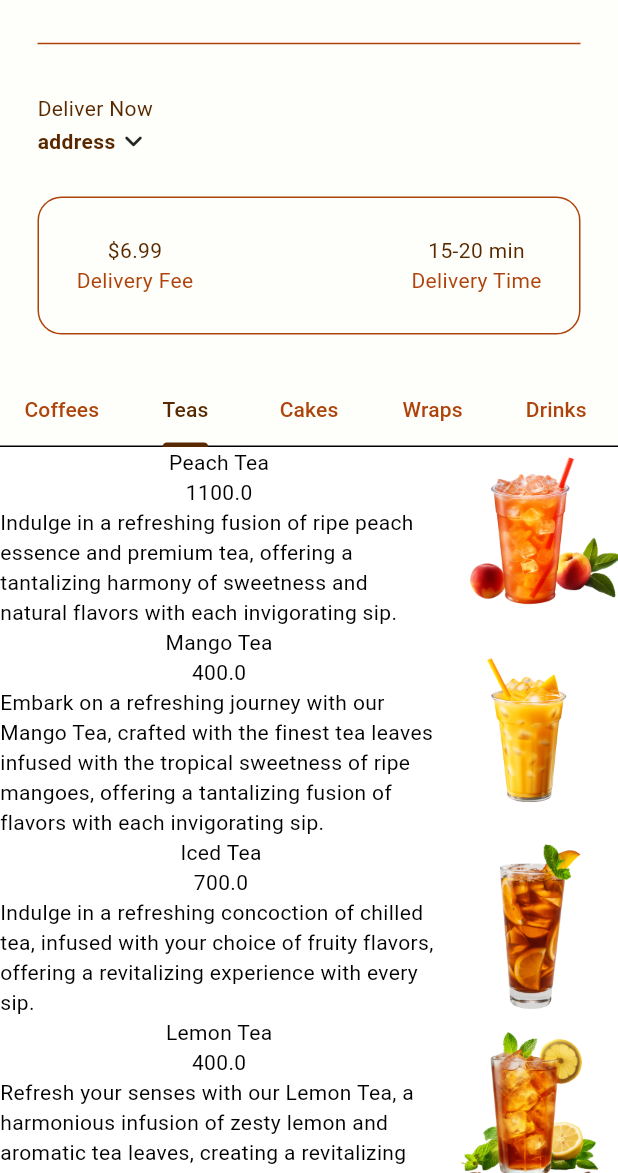
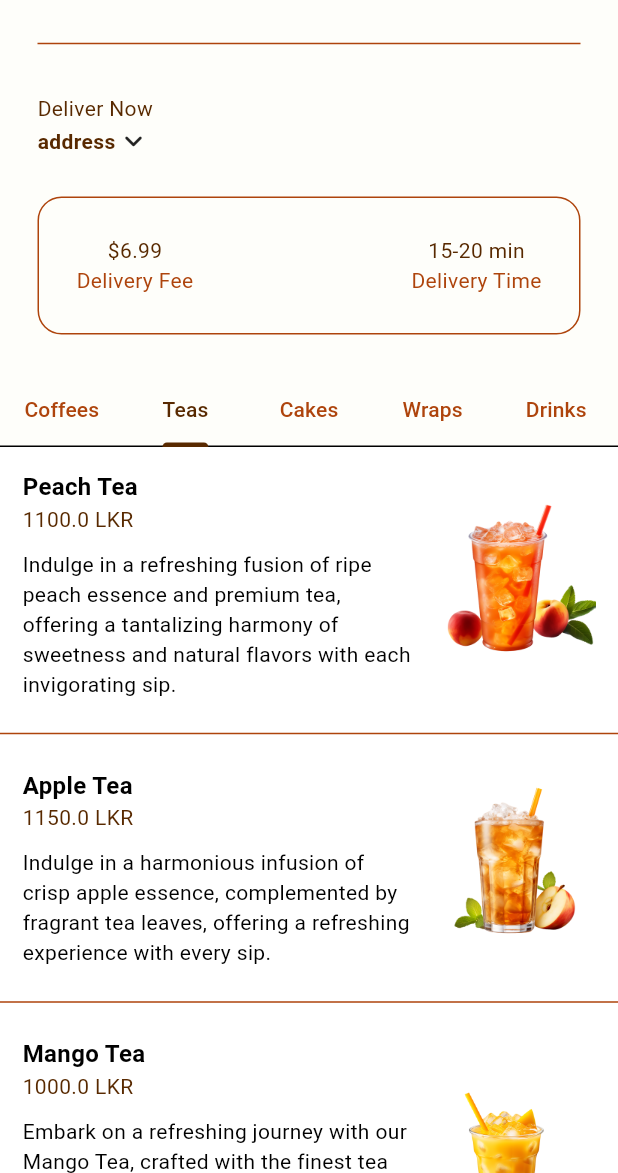
Before and after one commit to Rizz-33/Blend-Bristo, a Flutter app: the HomePage screen opened directly, tab 2 chosen, on a phone screen of 412 x 824 dp, the part 63-1236 px from its top. Run offline on Flutter 3.47's test engine with Material 3 defaults, Android fonts, the phone set to English and light mode, and no system bars.

Commit message:
refactor: restaurant model

```diff
--- a/lib/components/foodtile.dart
+++ b/lib/components/foodtile.dart
@@ -13,13 +13,23 @@ class MyFoodTile extends StatelessWidget {
       children: [
         GestureDetector(
           onTap: onTap,
+          child: Padding(
+            padding: const EdgeInsets.all(15.0),
             child: Row(
               children: [
                 Expanded(
                   child: Column(
+                    crossAxisAlignment: CrossAxisAlignment.start,
                     children: [
-                    Text(food.name),
-                    Text(food.price.toString()),
+                      Text(
+                        food.name,
+                        style: TextStyle(fontWeight: FontWeight.bold, fontSize: 16),
+                      ),
+                      Text(
+                        food.price.toString()+" LKR",
+                        style: TextStyle(color: Theme.of(context).colorScheme.primary),
+                      ),
+                      SizedBox(height: 10,),
                       Text(food.description),
                     ],
                   )
@@ -30,7 +40,9 @@ class MyFoodTile extends StatelessWidget {
                 ),
               ],
             ),
-        )
+          ),
+        ),
+        Divider(color: Theme.of(context).colorScheme.tertiary,)
       ],
     );
   }
--- a/lib/models/restaurant.dart
+++ b/lib/models/restaurant.dart
@@ -80,10 +80,22 @@ class Restaurant extends ChangeNotifier{
       ]
     ),
     Food(
+      name: "Apple Tea",
+      description: "Indulge in a harmonious infusion of crisp apple essence, complemented by fragrant tea leaves, offering a refreshing experience with every sip.",
+      imagePath: "lib/images/tea/Apple Tea.png",
+      price: 1150,
+      category: FoodCategory.Teas,
+      availableAddon: [
+        Addon(name: "Cinnamon Stick", price: 80),
+        Addon(name: "Honey Drizzle", price: 150),
+        Addon(name: "Lemon Slice", price: 100)
+      ]
+    ),
+    Food(
       name: "Mango Tea",
       description: "Embark on a refreshing journey with our Mango Tea, crafted with the finest tea leaves infused with the tropical sweetness of ripe mangoes, offering a tantalizing fusion of flavors with each invigorating sip.",
       imagePath: "lib/images/tea/Mango Tea.png",
-      price: 400,
+      price: 1000,
       category: FoodCategory.Teas,
       availableAddon: [
         Addon(name: "Honey", price: 150),
@@ -95,7 +107,7 @@ class Restaurant extends ChangeNotifier{
       name: "Iced Tea",
       description: "Indulge in a refreshing concoction of chilled tea, infused with your choice of fruity flavors, offering a revitalizing experience with every sip.",
       imagePath: "lib/images/tea/Iced Tea.png",
-      price: 700,
+      price: 900,
       category: FoodCategory.Teas,
       availableAddon: [
         Addon(name: "Lemon Slice", price: 100),
@@ -107,7 +119,7 @@ class Restaurant extends ChangeNotifier{
       name: "Lemon Tea",
       description: "Refresh your senses with our Lemon Tea, a harmonious infusion of zesty lemon and aromatic tea leaves, creating a revitalizing beverage perfect for any time of the day.",
       imagePath: "lib/images/tea/Lemon Tea.png",
-      price: 400,
+      price: 850,
       category: FoodCategory.Teas,
       availableAddon: [
         Addon(name: "Honey", price: 150),
@@ -115,18 +127,7 @@ class Restaurant extends ChangeNotifier{
         Addon(name: "Lemon Wedge", price: 120),
       ]
     ),
-    Food(
-      name: "Apple Tea",
-      description: "Indulge in a harmonious infusion of crisp apple essence, complemented by fragrant tea leaves, offering a refreshing experience with every sip.",
-      imagePath: "lib/images/tea/Apple Tea.png",
-      price: 1150,
-      category: FoodCategory.Teas,
-      availableAddon: [
-        Addon(name: "Cinnamon Stick", price: 80),
-        Addon(name: "Honey Drizzle", price: 150),
-        Addon(name: "Lemon Slice", price: 100)
-      ]
-    ),
+
 
     //wraps
     Food(
```
Lines whose indentation alone changed are shown as unchanged.
